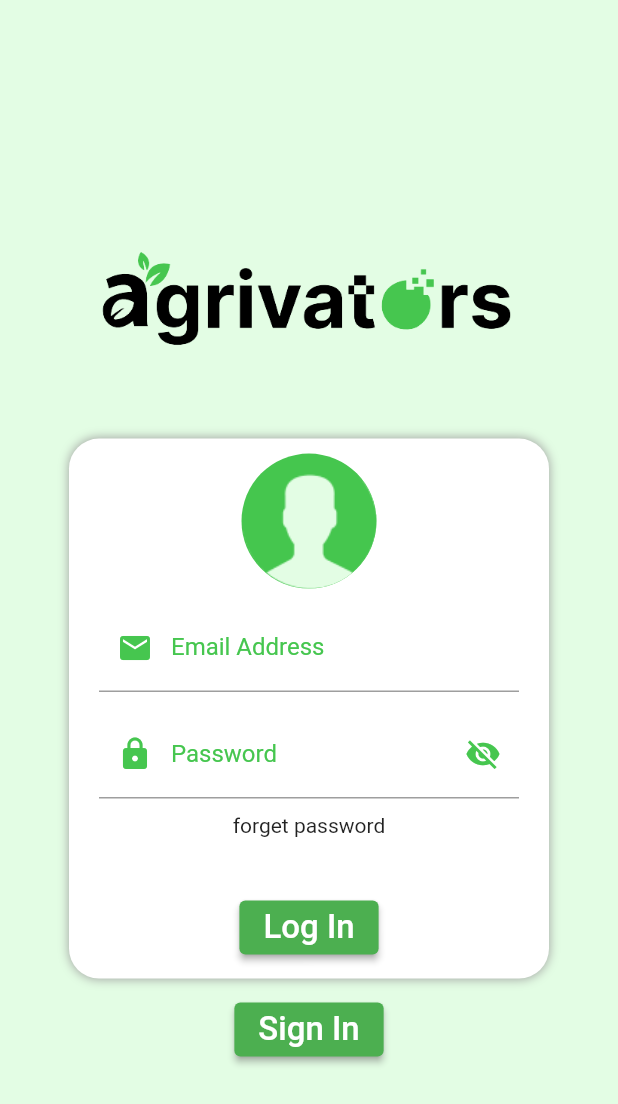
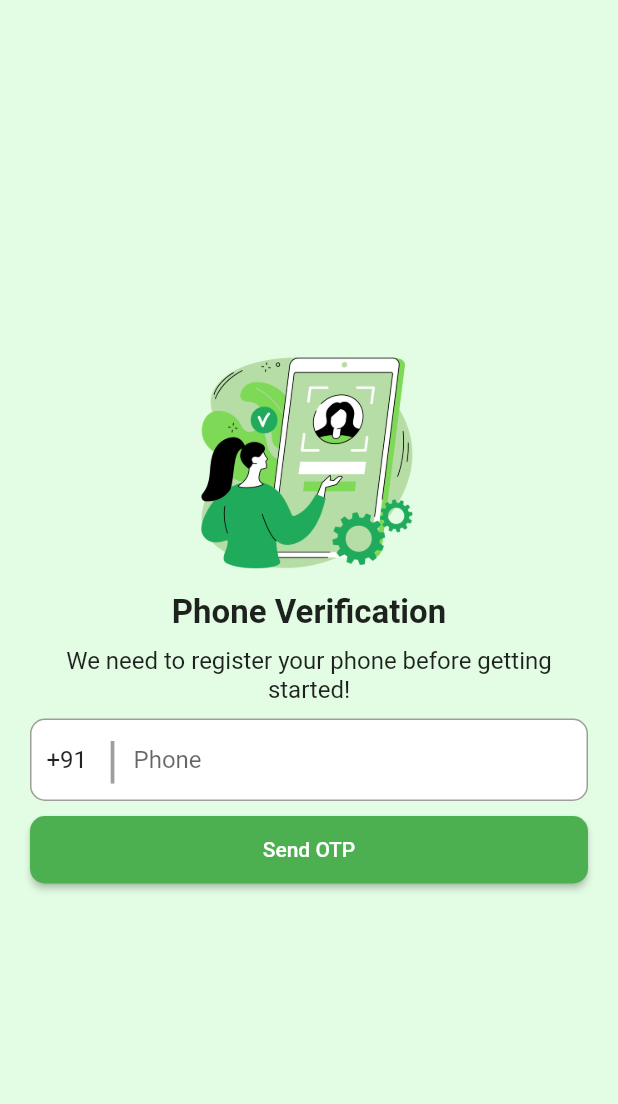
Before and after one commit to agrivator/v3-app-dart, a Flutter app: the screen it shows after launch, on a phone screen of 412 x 824 dp. Shown: the top 1104 px of the screen. Run offline on Flutter 3.47's test engine with Material 2 defaults, Android fonts, the phone set to English and light mode, and no system bars.

Commit message:
otp authentication: phone number entering screen finished

```diff
--- a/app/lib/components/button.dart
+++ /dev/null
@@ -1,22 +0,0 @@
-import 'package:flutter/material.dart';
-import '../screens/signInScreen.dart';
-class Button extends StatelessWidget{
-
-  String text;
-  VoidCallback onPressed;
-  Button({super.key,required this.text,required this.onPressed});
-
-  @override
-  Widget build(BuildContext context){
-    return Padding(
-      padding : const EdgeInsets.all(10.0),
-      child: ElevatedButton(
-        style: ElevatedButton.styleFrom(
-          shadowColor: Colors.grey,
-        ),
-        onPressed:onPressed,
-        child : Text(text,style:TextStyle(fontSize:22,),),
-      ),
-    );
-  }
-}
--- a/app/lib/components/input_field.dart
+++ /dev/null
@@ -1,40 +0,0 @@
-import 'package:flutter/material.dart';
-import '../constants/colors.dart';
-
-class InputField extends StatelessWidget {
-  String text;
-  IconData icon;
-  TextEditingController controller;
-
-  InputField(
-      {super.key,
-      required this.text,
-      required this.icon,
-      required this.controller,});
-
-  @override
-  Widget build(BuildContext context) {
-    return Padding(
-      padding: const EdgeInsets.only(left: 20, right: 20),
-      child: TextFormField(
-
-        validator: (value){
-          if(value == null || value.isEmpty){
-            return 'please enter your email address';
-          }
-          return null;
-        },
-        controller: controller,
-        decoration: InputDecoration(
-          prefixIcon: Icon(icon, color: ConstColors().darkGreen),
-          label: Text(
-            text,
-            style: TextStyle(
-              color: ConstColors().darkGreen,
-            ),
-          ),
-        ),
-      ),
-    );
-  }
-}
--- a/app/lib/components/password_input_field.dart
+++ /dev/null
@@ -1,63 +0,0 @@
-import 'package:flutter/material.dart';
-import '../constants/colors.dart';
-
-class PasswordInput extends StatefulWidget {
-  String text;
-  TextEditingController controller;
-  PasswordInput({
-    super.key,
-    required this.text,
-    required this.controller,
-  });
-
-  @override
-  State<PasswordInput> createState() => _PasswordInputState();
-}
-
-class _PasswordInputState extends State<PasswordInput> {
-  bool _passwordVisible = false;
-  @override
-  void initState() {
-    _passwordVisible = false;
-    super.initState();
-  }
-
-  @override
-  Widget build(BuildContext context) {
-    return Padding(
-      padding: const EdgeInsets.only(left: 20, right: 20),
-      child: TextField(
-        controller: widget.controller,
-        keyboardType: TextInputType.text,
-        obscureText: !_passwordVisible,
-        decoration: InputDecoration(
-          prefixIcon: Icon(
-            Icons.lock,
-            color: ConstColors().darkGreen,
-          ),
-          suffixIcon: IconButton(
-            onPressed: () {
-              setState(() {
-                if (_passwordVisible == false) {
-                  _passwordVisible = true;
-                } else {
-                  _passwordVisible = false;
-                }
-              });
-            },
-            icon: Icon(
-              _passwordVisible ? Icons.visibility : Icons.visibility_off,
-              color: ConstColors().darkGreen,
-            ),
-          ),
-          label: Text(
-            widget.text,
-            style: TextStyle(
-              color: ConstColors().darkGreen,
-            ),
-          ),
-        ),
-      ),
-    );
-  }
-}
--- a/app/lib/controllers/api_controller.dart
+++ /dev/null
@@ -1,22 +0,0 @@
-
-import 'package:http/http.dart' as http;
-
-class APIController {
-  String url = 'http://10.0.2.2:8000';
-
-  Future<bool> getToken(String username, String password) async {
-    try {
-      var res = await http.post(
-          Uri.parse(
-            '$url/token',
-          ),
-          body: {'username': username, 'password': password});
-      if (res.statusCode == 200) {
-       return true;
-      }
-      return false;
-    } on Exception catch (e) {
-      return false;
-    }
-  }
-}
--- a/app/lib/screens/loginScreen.dart
+++ /dev/null
@@ -1,164 +0,0 @@
-// ignore_for_file: file_names
-
-import 'package:app/constants/colors.dart';
-import 'package:app/controllers/api_controller.dart';
-import 'package:app/screens/dummy_Screen.dart';
-import 'package:app/screens/signInScreen.dart';
-import 'package:flutter/material.dart';
-import 'package:shared_preferences/shared_preferences.dart';
-import '../components/input_field.dart';
-import '../components/button.dart';
-import '../components/password_input_field.dart';
-import 'package:email_validator/email_validator.dart';
-import '../utils/popUp.dart';
-
-class LoginScreen extends StatefulWidget {
-  const LoginScreen({super.key});
-
-  @override
-  State<LoginScreen> createState() => _LoginScreenState();
-}
-
-class _LoginScreenState extends State<LoginScreen> {
-  final formKey = GlobalKey<FormState>();
-  TextEditingController _mailidController = TextEditingController();
-  TextEditingController _passwordConroller = TextEditingController();
-  @override
-  Widget build(BuildContext context) {
-    return Scaffold(
-      backgroundColor: ConstColors().backgroudColor,
-      body: SingleChildScrollView(
-        child: Container(
-          height: MediaQuery.of(context).size.height,
-          width: MediaQuery.of(context).size.width,
-          color: ConstColors().backgroudColor,
-          child: Column(
-            crossAxisAlignment: CrossAxisAlignment.center,
-            children: [
-              const SizedBox(
-                height: 160,
-              ),
-              SizedBox(
-                height: MediaQuery.of(context).size.height / 10,
-                child: Image.asset('assets/images/logo.png'),
-              ),
-              const SizedBox(
-                height: 50,
-              ),
-              Container(
-                width: 320,
-                height: 360,
-                decoration: BoxDecoration(
-                  borderRadius: BorderRadius.circular(20.0),
-                  color: Colors.white,
-                  boxShadow: const [
-                    BoxShadow(
-                      color: Colors.grey,
-                      blurRadius: 5.0,
-                    ),
-                  ],
-                ),
-                child: Column(
-                  children: [
-                    //image
-                    Padding(
-                      padding: const EdgeInsets.all(10.0),
-                      child: CircleAvatar(
-                        radius: 45,
-                        backgroundColor: ConstColors().darkGreen,
-                        backgroundImage:
-                            const AssetImage('assets/images/profile.png'),
-                      ),
-                    ),
-                    //inputs
-                    Expanded(
-                      child: Column(
-                        children: [
-                          InputField(
-                            text: 'Email Address',
-                            icon: Icons.email,
-                            controller: _mailidController,
-                          ),
-                          const SizedBox(
-                            height: 12,
-                          ),
-                          PasswordInput(
-                            text: 'Password',
-                            controller: _passwordConroller,
-                          ),
-                          Padding(
-                            padding: const EdgeInsets.all(10.0),
-                            child: GestureDetector(
-                              onTap: () {
-                                PopUp().popUpAlert(
-                                  context,
-                                  'Comming Soon',
-                                  'This feature under maintainance, available soon',
-                                );
-                              },
-                              child: const Text('forget password',
-                                  textAlign: TextAlign.end),
-                            ),
-                          ),
-                        ],
-                      ),
-                    ),
-                    Button(
-                      text: 'Log In',
-                      onPressed: () async {
-                        bool isValid =
-                            EmailValidator.validate(_mailidController.text);
-                        if (_mailidController.text.isEmpty ||
-                            _passwordConroller.text.length < 6 ||
-                            isValid == false) {
-                          PopUp().popUpAlert(
-                            context,
-                            'Check your inputs',
-                            'Please enter a valid email and password',
-                          );
-                        } else {
-                          try {
-                            bool jwt = await APIController().getToken(
-                                _mailidController.text,
-                                _passwordConroller.text);
-
-                            if (jwt == false) {
-                              PopUp().popUpAlert(context, 'login error',
-                                  'incorrect username or password');
-                            } else {
-                              SharedPreferences pref =
-                                  await SharedPreferences.getInstance();
-                              pref.setBool('isLoggedIn', true);
-                              Navigator.pushReplacement(
-                                  context,
-                                  MaterialPageRoute(
-                                      builder: (context) =>
-                                          const DummyScreen()));
-                            }
-                          } catch (e) {
-                            PopUp().popUpAlert(
-                                context, 'Authentication falied', e.toString());
-                          }
-                        }
-                      },
-                    ),
-                    //button
-                  ],
-                ),
-              ),
-              Button(
-                text: 'Sign In',
-                onPressed: () {
-                  Navigator.push(
-                      context,
-                      MaterialPageRoute(
-                          builder: (context) => const SigninScreen()));
-                },
-              ),
-            ],
-          ),
-        ),
-      ),
-    );
-  }
-}
--- /dev/null
+++ b/app/lib/screens/login_phone.dart
@@ -0,0 +1,121 @@
+import 'package:app/constants/colors.dart';
+import 'package:flutter/material.dart';
+
+class MyPhone extends StatefulWidget {
+  static const String myPhoneRouteName = 'MyPhone';
+  const MyPhone({super.key});
+
+  @override
+  State<MyPhone> createState() => _MyPhoneState();
+}
+
+class _MyPhoneState extends State<MyPhone> {
+  TextEditingController _countryController = TextEditingController();
+  var phone = '';
+  @override
+  void initState() {
+    _countryController.text = '+91';
+    super.initState();
+  }
+
+  @override
+  Widget build(BuildContext context) {
+    return Scaffold(
+      backgroundColor: ConstColors().backgroudColor,
+      body: Container(
+        alignment: Alignment.center,
+        margin: const EdgeInsets.only(left: 20, right: 20),
+        child: SingleChildScrollView(
+          child: Column(
+            mainAxisAlignment: MainAxisAlignment.center,
+            children: [
+              Image.asset(
+                'assets/images/img1.png',
+                width: 150,
+                height: 150,
+              ),
+              const SizedBox(
+                height: 10,
+              ),
+              const Text(
+                'Phone Verification',
+                style: TextStyle(
+                  fontWeight: FontWeight.bold,
+                  fontSize: 22,
+                ),
+              ),
+              const SizedBox(
+                height: 10,
+              ),
+              const Text(
+                'We need to register your phone before getting started!',
+                style: TextStyle(fontSize: 16),
+                textAlign: TextAlign.center,
+              ),
+              const SizedBox(
+                height: 10,
+              ),
+              Container(
+                height: 55,
+                decoration: BoxDecoration(
+                    color: Colors.white,
+                    border: Border.all(color: Colors.grey, width: 1),
+                    borderRadius: BorderRadius.circular(10)),
+                child: Row(
+                  mainAxisAlignment: MainAxisAlignment.center,
+                  children: [
+                    const SizedBox(
+                      width: 10,
+                    ),
+                    SizedBox(
+                      width: 40,
+                      child: TextField(
+                        keyboardType: TextInputType.number,
+                        controller: _countryController,
+                        decoration:
+                            const InputDecoration(border: InputBorder.none),
+                      ),
+                    ),
+                    const Text(
+                      '|',
+                      style: TextStyle(fontSize: 33, color: Colors.grey),
+                    ),
+                    const SizedBox(
+                      width: 10,
+                    ),
+                    Expanded(
+                      child: TextField(
+                          keyboardType: TextInputType.number,
+                          onChanged: (value) {
+                            phone = value;
+                          },
+                          decoration: const InputDecoration(
+                              border: InputBorder.none, hintText: "Phone")),
+                    ),
+                  ],
+                ),
+              ),
+              const SizedBox(
+                height: 10,
+              ),
+              SizedBox(
+                height: 45,
+                width: double.infinity,
+                child: ElevatedButton(
+                  onPressed: () {},
+                  style: ElevatedButton.styleFrom(
+                    backgroundColor: Colors.green,
+                    shape: RoundedRectangleBorder(
+                      borderRadius: BorderRadius.circular(10)
+                    ),
+                  ),
+                  child: const Text('Send OTP'),
+                ),
+              ),
+            ],
+          ),
+        ),
+      ),
+    );
+  }
+}
```
Also changed, not shown: app/lib/main.dart (+5 -6 lines), app/lib/screens/dummy_Screen.dart (deleted, +0 -27 lines), app/lib/screens/signInScreen.dart (deleted, +0 -140 lines), app/lib/utils/popUp.dart (deleted, +0 -32 lines), app/assets/images/img1.png (added).
